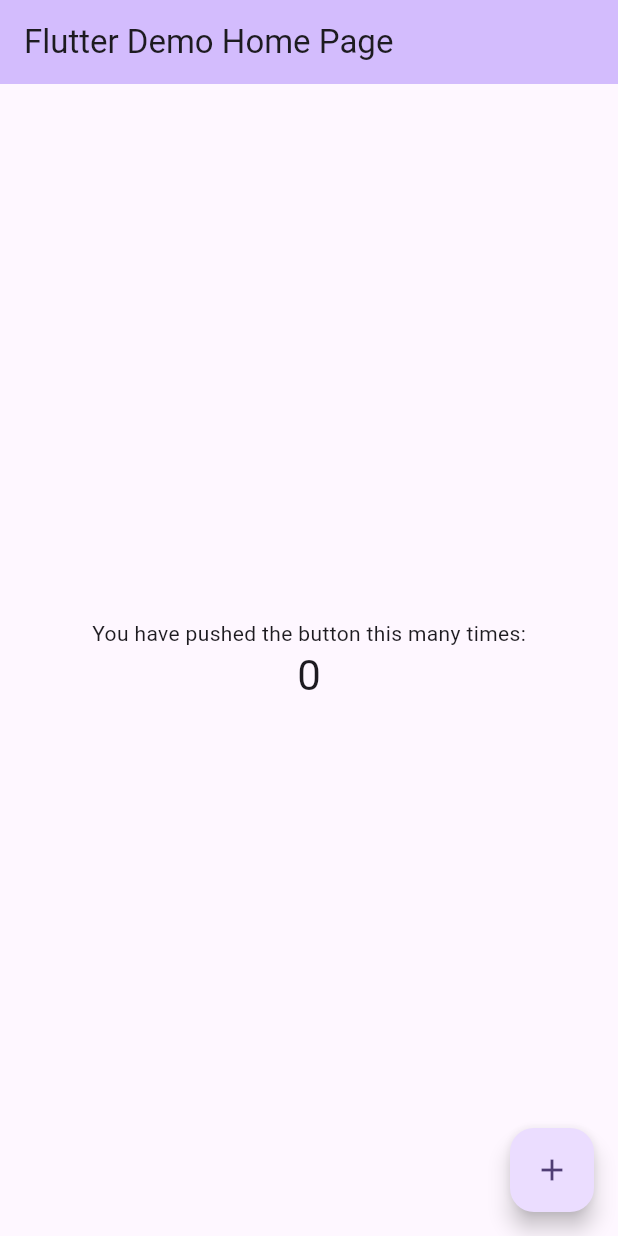
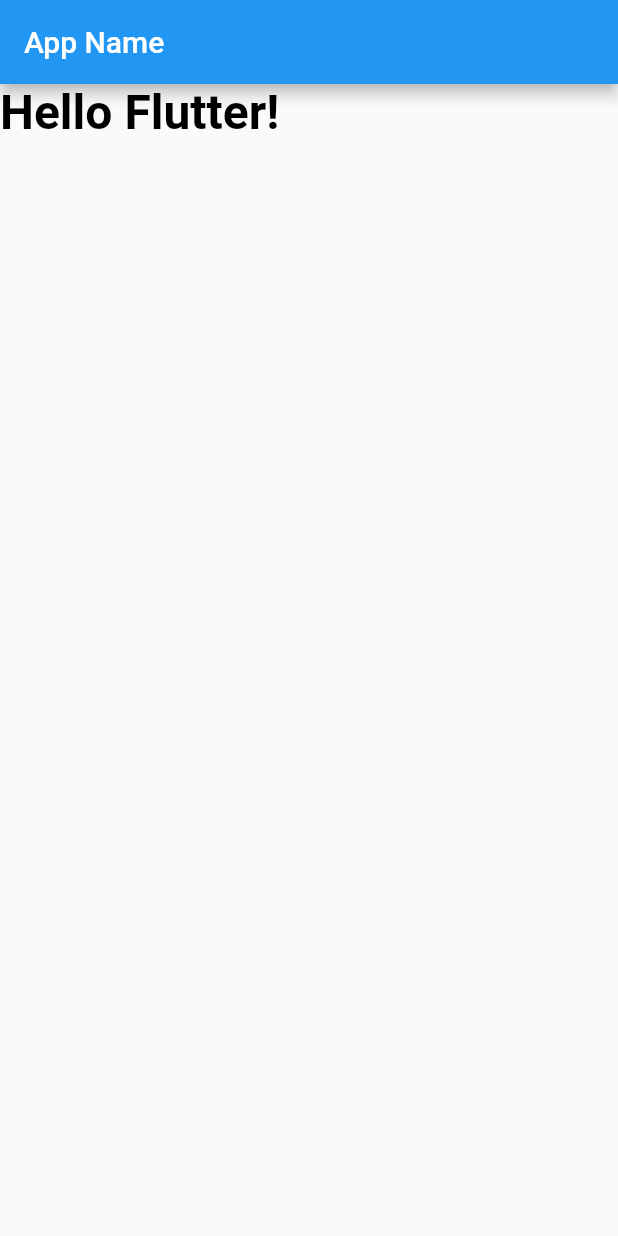
Before and after one commit to naokimakino/introduction-to-flutter3, a Flutter app: the screen it shows after launch, on a phone screen of 412 x 824 dp. Run offline on Flutter 3.47's test engine with Material 2 defaults, Android fonts, the phone set to English and light mode, and no system bars.

Commit message:
feat(chapter2): list2_7

```diff
--- a/chpater2/lib/main.dart
+++ b/chpater2/lib/main.dart
@@ -7,119 +7,41 @@ void main() {
 class MyApp extends StatelessWidget {
   const MyApp({super.key});
 
-  // This widget is the root of your application.
   @override
   Widget build(BuildContext context) {
     return MaterialApp(
-      title: 'Flutter Demo',
+      title: 'Generated App',
       theme: ThemeData(
-        // This is the theme of your application.
-        //
-        // TRY THIS: Try running your application with "flutter run". You'll see
-        // the application has a blue toolbar. Then, without quitting the app,
-        // try changing the seedColor in the colorScheme below to Colors.green
-        // and then invoke "hot reload" (save your changes or press the "hot
-        // reload" button in a Flutter-supported IDE, or press "r" if you used
-        // the command line to start the app).
-        //
-        // Notice that the counter didn't reset back to zero; the application
-        // state is not lost during the reload. To reset the state, use hot
-        // restart instead.
-        //
-        // This works for code too, not just values: Most code changes can be
-        // tested with just a hot reload.
-        colorScheme: ColorScheme.fromSeed(seedColor: Colors.deepPurple),
-        useMaterial3: true,
+        primarySwatch: Colors.blue,
+        primaryColor: const Color(0xFF2196f3),
+        canvasColor: const Color(0xFFfafafa),
       ),
-      home: const MyHomePage(title: 'Flutter Demo Home Page'),
+      home: const MyHomePage(),
     );
   }
 }
 
 class MyHomePage extends StatefulWidget {
-  const MyHomePage({super.key, required this.title});
-
-  // This widget is the home page of your application. It is stateful, meaning
-  // that it has a State object (defined below) that contains fields that affect
-  // how it looks.
-
-  // This class is the configuration for the state. It holds the values (in this
-  // case the title) provided by the parent (in this case the App widget) and
-  // used by the build method of the State. Fields in a Widget subclass are
-  // always marked "final".
-
-  final String title;
-
+  const MyHomePage({Key? key}) : super(key: key);
   @override
-  State<MyHomePage> createState() => _MyHomePageState();
+  _MyHomePageState createState() => _MyHomePageState();
 }
 
 class _MyHomePageState extends State<MyHomePage> {
-  int _counter = 0;
-
-  void _incrementCounter() {
-    setState(() {
-      // This call to setState tells the Flutter framework that something has
-      // changed in this State, which causes it to rerun the build method below
-      // so that the display can reflect the updated values. If we changed
-      // _counter without calling setState(), then the build method would not be
-      // called again, and so nothing would appear to happen.
-      _counter++;
-    });
-  }
-
   @override
   Widget build(BuildContext context) {
-    // This method is rerun every time setState is called, for instance as done
-    // by the _incrementCounter method above.
-    //
-    // The Flutter framework has been optimized to make rerunning build methods
-    // fast, so that you can just rebuild anything that needs updating rather
-    // than having to individually change instances of widgets.
     return Scaffold(
       appBar: AppBar(
-        // TRY THIS: Try changing the color here to a specific color (to
-        // Colors.amber, perhaps?) and trigger a hot reload to see the AppBar
-        // change color while the other colors stay the same.
-        backgroundColor: Theme.of(context).colorScheme.inversePrimary,
-        // Here we take the value from the MyHomePage object that was created by
-        // the App.build method, and use it to set our appbar title.
-        title: Text(widget.title),
+        title: const Text('App Name'),
       ),
-      body: Center(
-        // Center is a layout widget. It takes a single child and positions it
-        // in the middle of the parent.
-        child: Column(
-          // Column is also a layout widget. It takes a list of children and
-          // arranges them vertically. By default, it sizes itself to fit its
-          // children horizontally, and tries to be as tall as its parent.
-          //
-          // Column has various properties to control how it sizes itself and
-          // how it positions its children. Here we use mainAxisAlignment to
-          // center the children vertically; the main axis here is the vertical
-          // axis because Columns are vertical (the cross axis would be
-          // horizontal).
-          //
-          // TRY THIS: Invoke "debug painting" (choose the "Toggle Debug Paint"
-          // action in the IDE, or press "p" in the console), to see the
-          // wireframe for each widget.
-          mainAxisAlignment: MainAxisAlignment.center,
-          children: <Widget>[
-            const Text(
-              'You have pushed the button this many times:',
-            ),
-            Text(
-              '$_counter',
-              style: Theme.of(context).textTheme.headlineMedium,
-            ),
-          ],
-        ),
+      body: const Text(
+        "Hello Flutter!",
+        style: TextStyle(
+            fontSize: 32.0,
+            color: Color(0xFF000000),
+            fontWeight: FontWeight.w700,
+            fontFamily: "Roboto"),
       ),
-      floatingActionButton: FloatingActionButton(
-        onPressed: _incrementCounter,
-        tooltip: 'Increment',
-        child: const Icon(Icons.add),
-      ), // This trailing comma makes auto-formatting nicer for build methods.
     );
   }
 }
```
